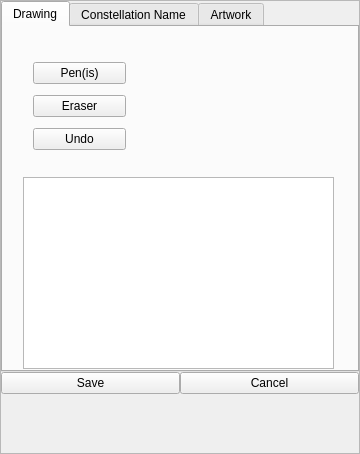
First picture: the form in plugins/SkyCultureMaker/src/gui/scmConstellationDialog.ui, repository Integer-Ctrl/stellarium, before the edit.
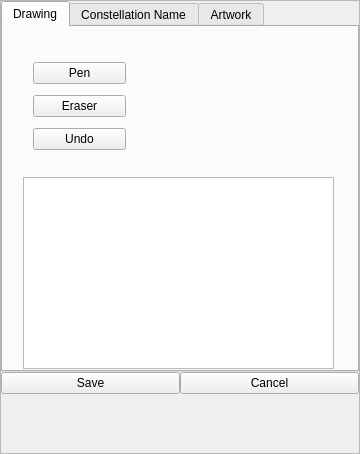
Second picture: the form after the edit. Custom widgets are drawn as their Qt base class.

The edit to the form file:
```diff
--- a/plugins/SkyCultureMaker/src/gui/scmConstellationDialog.ui
+++ b/plugins/SkyCultureMaker/src/gui/scmConstellationDialog.ui
@@ -119,7 +119,7 @@
            <item>
             <widget class="QPushButton" name="penBtn">
              <property name="text">
-              <string>Pen(is)</string>
+              <string>Pen</string>
              </property>
             </widget>
            </item>
```
Left out of the diff: 4 changed lines with no effect on the pictures.
